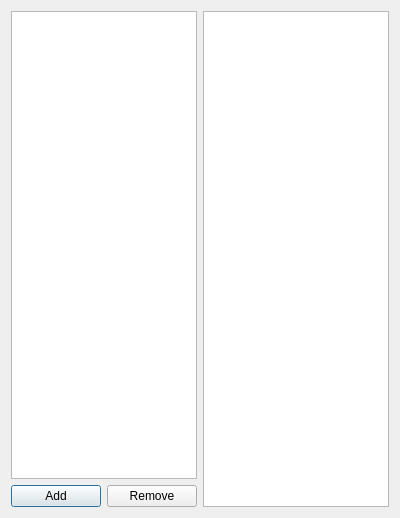
Old version of the form SCHNApps/forms/cameraViewDialog.ui in the repository cgogn/CGoGN.
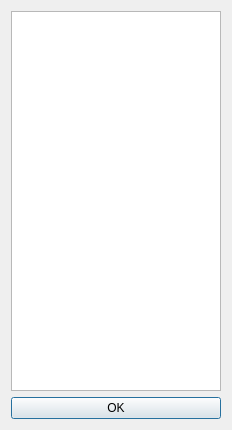
New version of the form.

Diff of the .ui file:
```diff
--- a/SCHNApps/forms/cameraViewDialog.ui
+++ b/SCHNApps/forms/cameraViewDialog.ui
@@ -6,41 +6,23 @@
    <rect>
     <x>0</x>
     <y>0</y>
-    <width>400</width>
-    <height>518</height>
+    <width>232</width>
+    <height>430</height>
    </rect>
   </property>
   <property name="windowTitle">
    <string>Dialog</string>
   </property>
-  <layout class="QHBoxLayout" name="horizontalLayout_2">
-   <item>
     <layout class="QVBoxLayout" name="verticalLayout">
      <item>
       <widget class="QListWidget" name="cameraList"/>
      </item>
      <item>
-      <layout class="QHBoxLayout" name="horizontalLayout">
-       <item>
-        <widget class="QPushButton" name="addCameraButton">
+    <widget class="QPushButton" name="pushButton">
          <property name="text">
-          <string>Add</string>
-         </property>
-        </widget>
-       </item>
-       <item>
-        <widget class="QPushButton" name="removeCameraButton">
-         <property name="text">
-          <string>Remove</string>
-         </property>
-        </widget>
-       </item>
-      </layout>
-     </item>
-    </layout>
-   </item>
-   <item>
-    <widget class="QListWidget" name="viewList"/>
+      <string>OK</string>
+     </property>
+    </widget>
    </item>
   </layout>
  </widget>
```
Left out of the diff: 2 changed lines with no effect on the pictures. Lines whose indentation alone changed are shown as unchanged.
